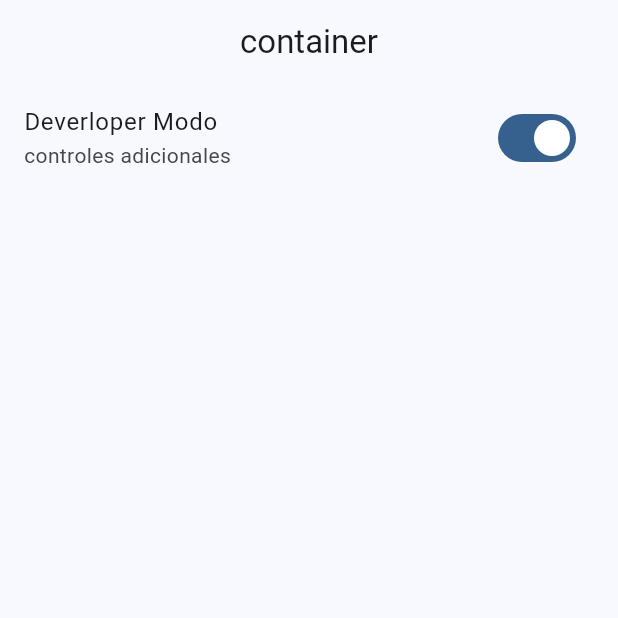
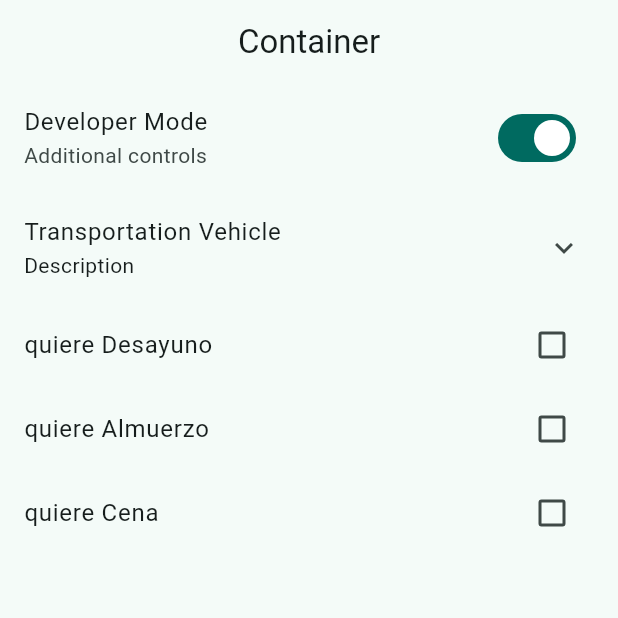
Before and after one commit to mendozabernillanilsen10/widgets_app, a Flutter app: the UI_control_scren screen opened by its route, on a phone screen of 412 x 824 dp, the top half of it. Run offline on Flutter 3.47's test engine with Material 3 defaults, Android fonts, the phone set to English and light mode, and no system bars; our stand-ins replace go_router.

Commit message:
intro pageable

```diff
--- a/widgets_app/lib/config/menu/menu_iten.dart
+++ b/widgets_app/lib/config/menu/menu_iten.dart
@@ -48,4 +48,9 @@ const appMenuItenms = <MenuIten>[
       subtitle: "una serie de controles de botones ",
       link: '/ui_controlers',
       icon: Icons.access_alarm_outlined),
+  MenuIten(
+      title: "intrudccion a la aplicacion ",
+      subtitle: "tutorial  a la a aplicacion a la aplicacion ",
+      link: '/app_tutorial',
+      icon: Icons.settings),
 ];
--- a/widgets_app/lib/config/rauter/app_rauter.dart
+++ b/widgets_app/lib/config/rauter/app_rauter.dart
@@ -39,5 +39,10 @@ final AppRauter = GoRouter(
       name: UI_control_scren.name,
       builder: (context, state) => UI_control_scren(),
     ),
+    GoRoute(
+      path: '/app_tutorial',
+      name: AppTutorialScreen.name,
+      builder: (context, state) => AppTutorialScreen(),
+    ),
   ],
 );
--- a/widgets_app/lib/main.dart
+++ b/widgets_app/lib/main.dart
@@ -8,13 +8,14 @@ void main() {
 
 class MainApp extends StatelessWidget {
   const MainApp({super.key});
+
   @override
   Widget build(BuildContext context) {
     return MaterialApp.router(
       routerConfig: AppRauter,
       title: "flutter",
       debugShowCheckedModeBanner: false,
-      theme: AppTheme(SelectcColor: 0).getTheme(),
+      theme: AppTheme(SelectcColor: 1).getTheme(),
     );
   }
 }
--- a/widgets_app/lib/presentation/screens/ui_control/ui_control_screen.dart
+++ b/widgets_app/lib/presentation/screens/ui_control/ui_control_screen.dart
@@ -2,13 +2,13 @@ import 'package:flutter/material.dart';
 
 class UI_control_scren extends StatelessWidget {
   static const name = "UI_control_scren";
-  const UI_control_scren({super.key});
+  const UI_control_scren({Key? key}) : super(key: key);
 
   @override
   Widget build(BuildContext context) {
     return Scaffold(
       appBar: AppBar(
-        title: const Text(" container "),
+        title: const Text("Container"),
       ),
       body: const _UIControlsView(),
     );
@@ -22,24 +22,97 @@ class _UIControlsView extends StatefulWidget {
   State<_UIControlsView> createState() => _UIControlsViewState();
 }
 
+enum Transportation { car, plane, boat, submarine }
+
 class _UIControlsViewState extends State<_UIControlsView> {
   bool iSDeveloper = true;
+  Transportation selelectTranportacion = Transportation.car;
+
+  bool isdesayuno = false;
+  bool isalmuerzo = false;
+  bool iscena = false;
 
   @override
   Widget build(BuildContext context) {
     return ListView(
       children: [
         SwitchListTile(
-            title: const Text("Deverloper Modo"),
-            subtitle: const Text("controles adicionales "),
-            value: iSDeveloper,
-            onChanged: (value) => setState(() {
-                  if (iSDeveloper) {
-                    iSDeveloper = false;
-                  } else {
-                    iSDeveloper = true;
-                  }
-                }))
+          title: const Text("Developer Mode"),
+          subtitle: const Text("Additional controls"),
+          value: iSDeveloper,
+          onChanged: (value) => setState(() {
+            iSDeveloper = !iSDeveloper;
+          }),
+        ),
+        ExpansionTile(
+          title: const Text('Transportation Vehicle'),
+          subtitle: Text('Description'),
+          children: [
+            RadioListTile(
+              title: const Text("Car Engine"),
+              subtitle: const Text("Travel by car engine"),
+              value: Transportation.car,
+              groupValue: selelectTranportacion,
+              onChanged: (value) => setState(() {
+                selelectTranportacion = Transportation.car;
+              }),
+            ),
+            RadioListTile(
+              title: const Text("Plane Engine"),
+              subtitle: const Text("Travel by plane engine"),
+              value: Transportation.plane,
+              groupValue: selelectTranportacion,
+              onChanged: (value) => setState(() {
+                selelectTranportacion = Transportation.plane;
+              }),
+            ),
+            RadioListTile(
+              title: const Text("Boat Engine"),
+              subtitle: const Text("Travel by boat engine"),
+              value: Transportation.boat,
+              groupValue: selelectTranportacion,
+              onChanged: (value) => setState(() {
+                selelectTranportacion = Transportation.boat;
+              }),
+            ),
+            RadioListTile(
+              title: const Text("Submarine Engine"),
+              subtitle: const Text("Travel by submarine engine"),
+              value: Transportation.submarine,
+              groupValue: selelectTranportacion,
+              onChanged: (value) => setState(() {
+                selelectTranportacion = Transportation.submarine;
+              }),
+            ),
+          ],
+        ),
+        CheckboxListTile(
+          title: const Text('quiere Desayuno'),
+          value: isdesayuno,
+          onChanged: (value) {
+            setState(() {
+              isdesayuno = !isdesayuno;
+            });
+          },
+        ),
+        CheckboxListTile(
+          title: const Text('quiere Almuerzo'),
+          value: isalmuerzo,
+          onChanged: (value) {
+            setState(() {
+              isalmuerzo = !isalmuerzo;
+            });
+          },
+        ),
+        CheckboxListTile(
+          title: const Text('quiere Cena'),
+          value: iscena,
+          onChanged: (value) {
+            setState(() {
+              iscena = !iscena;
+            });
+          },
+        ),
       ],
     );
   }
--- a/widgets_app/pubspec.yaml
+++ b/widgets_app/pubspec.yaml
@@ -19,3 +19,6 @@ dev_dependencies:
 
 flutter:
   uses-material-design: true
+
+  assets:
+    - assets/images/
```
Also changed, not shown: widgets_app/lib/presentation/screens/app_toturial/app_totorial_scren.dart (+89 -4 lines), widgets_app/assets/images/1.png (added), widgets_app/assets/images/2.png (added), widgets_app/assets/images/3.png (added), widgets_app/assets/images/jar-loading.gif (added), 1 other file.
